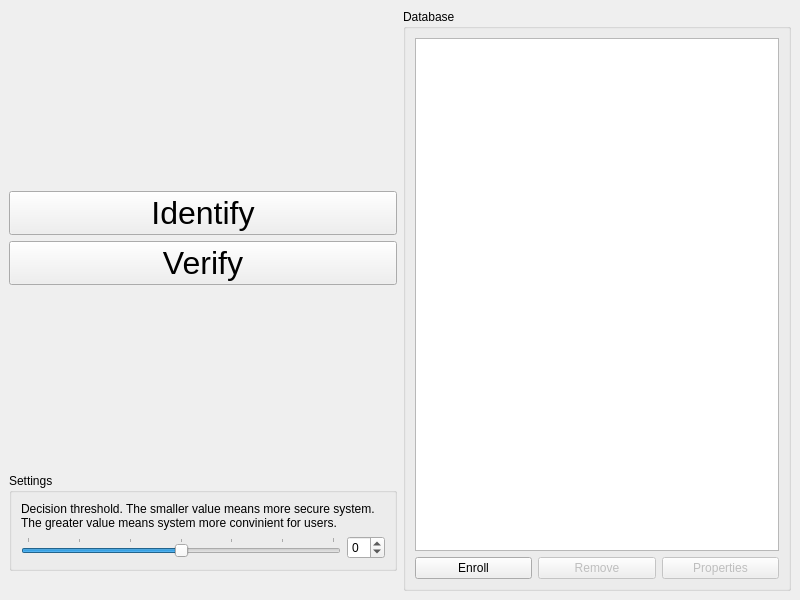
This is src/appKinectAcquire/frmkinectmain.ui in stepanmracek/face as Qt 5 draws it before an edit. The edited form follows.
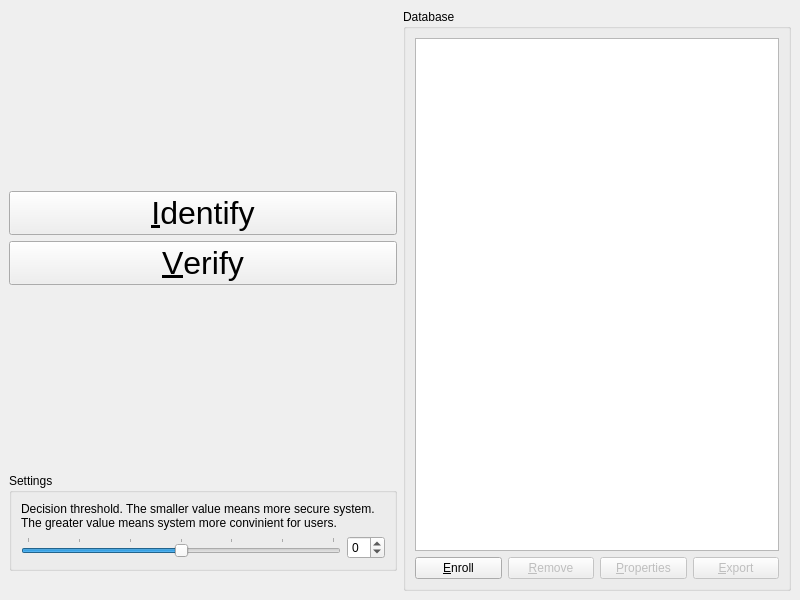
This is the edited form. Icons and pictures are not drawn.

Commit message: kinect demo app: added ability to export scan or template

Patch:
```diff
--- a/src/appKinectAcquire/frmkinectmain.ui
+++ b/src/appKinectAcquire/frmkinectmain.ui
@@ -38,7 +38,7 @@
          </font>
         </property>
         <property name="text">
-         <string>Identify</string>
+         <string>&amp;Identify</string>
         </property>
        </widget>
       </item>
@@ -50,7 +50,7 @@
          </font>
         </property>
         <property name="text">
-         <string>Verify</string>
+         <string>&amp;Verify</string>
         </property>
        </widget>
       </item>
@@ -153,7 +153,7 @@
            <item>
             <widget class="QPushButton" name="btnEnroll">
              <property name="text">
-              <string>Enroll</string>
+              <string>&amp;Enroll</string>
              </property>
              <property name="icon">
               <iconset theme="add">
@@ -168,7 +168,7 @@
               <bool>false</bool>
              </property>
              <property name="text">
-              <string>Remove</string>
+              <string>&amp;Remove</string>
              </property>
              <property name="icon">
               <iconset theme="remove">
@@ -183,7 +183,7 @@
               <bool>false</bool>
              </property>
              <property name="text">
-              <string>Properties</string>
+              <string>&amp;Properties</string>
              </property>
              <property name="icon">
               <iconset theme="document-properties">
@@ -192,6 +192,19 @@
              </property>
             </widget>
            </item>
+           <item>
+            <widget class="QPushButton" name="btnExport">
+             <property name="enabled">
+              <bool>false</bool>
+             </property>
+             <property name="text">
+              <string>&amp;Export</string>
+             </property>
+             <property name="icon">
+              <iconset theme="gtk-save"/>
+             </property>
+            </widget>
+           </item>
           </layout>
          </item>
         </layout>
```
The commit also changes 8 other files.
